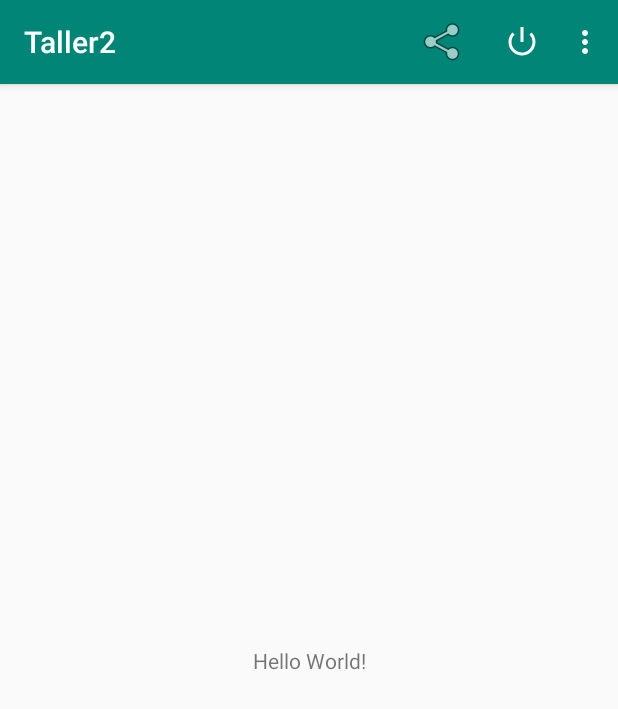
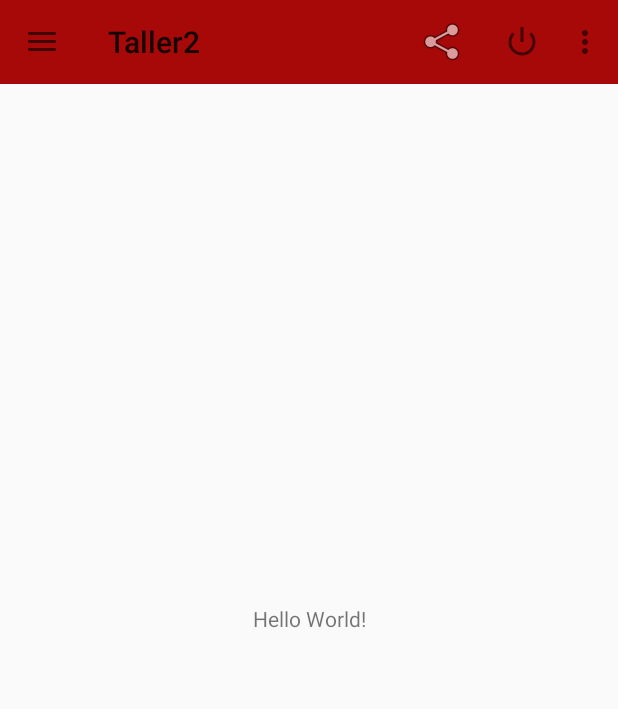
Before and after one commit to angelabalaguer/Taller-Android-Parte-2, an Android app: the screen it shows after launch (MainActivity), on a phone screen of 412 x 824 dp. Shown: the top 709 px of the screen. Run offline under Robolectric (Android 15) with nearby library versions, the phone set to English and light mode, and no system bars.

Commit message:
implementacion del Navigation Drawer

```diff
--- a/app/build.gradle
+++ b/app/build.gradle
@@ -26,4 +26,5 @@ dependencies {
     testImplementation 'junit:junit:4.12'
     androidTestImplementation 'androidx.test.ext:junit:1.1.1'
     androidTestImplementation 'androidx.test.espresso:espresso-core:3.2.0'
+    implementation 'com.google.android.material:material:1.0.0-rc01'
 }
--- a/app/src/main/java/com/example/taller2/MainActivity.java
+++ b/app/src/main/java/com/example/taller2/MainActivity.java
@@ -1,18 +1,83 @@
 package com.example.taller2;
 
+import androidx.appcompat.app.ActionBarDrawerToggle;
 import androidx.appcompat.app.AppCompatActivity;
+import androidx.appcompat.widget.Toolbar;
+import androidx.core.view.GravityCompat;
+import androidx.drawerlayout.widget.DrawerLayout;
 
 import android.content.Intent;
 import android.os.Bundle;
 import android.view.Menu;
 import android.view.MenuItem;
 
-public class MainActivity extends AppCompatActivity {
+import com.google.android.material.navigation.NavigationView;
+
+public class MainActivity extends AppCompatActivity implements NavigationView.OnNavigationItemSelectedListener {
 
     @Override
     protected void onCreate(Bundle savedInstanceState) {
         super.onCreate(savedInstanceState);
-        setContentView(R.layout.activity_main);
+        setContentView(R.layout.drawerlayout);
+        Toolbar toolbar = (Toolbar) findViewById(R.id.toolbar);
+        setSupportActionBar(toolbar);
+// Navigation Drawer
+        DrawerLayout drawer = (DrawerLayout) findViewById(
+                R.id.drawer_layout);
+        ActionBarDrawerToggle toggle = new ActionBarDrawerToggle(this,
+                drawer, toolbar, R.string.drawer_open, R.string.drawer_close);
+        drawer.addDrawerListener(toggle);
+        toggle.syncState();
+        NavigationView navigationView = (NavigationView) findViewById(
+                R.id.nav_view);
+        navigationView.setNavigationItemSelectedListener(this);
+    }
+
+    @SuppressWarnings("StatementWithEmptyBody")
+    @Override
+    public boolean onNavigationItemSelected(MenuItem item) {
+        switch (item.getItemId()) {
+            case R.id.nav_compartir:
+                Intent paramView;
+                paramView = new Intent("android.intent.action.SEND");
+                paramView.setType("text/plain");
+                paramView.putExtra("android.intent.extra.TEXT", "Descarga nuestra app de la PlayStore" +
+                        " \n" + "https://play.google.com/store/apps/details?id=app.product.demarktec.alo14_pasajero");
+                startActivity(Intent.createChooser(paramView, "Comparte Nuestro aplicativo"));
+                break;
+            case R.id.nav_salir:
+                finish();
+                break;
+            case R.id.nav_multimedia:
+                startActivity(new Intent(this, Multimedia.class));
+                break;
+            case R.id.nav_permisos:
+                startActivity(new Intent(this, Permisos.class));
+                break;
+            case R.id.nav_intenciones:
+                startActivity(new Intent(this, Intenciones.class));
+                break;
+            case R.id.nav_comunicacion:
+                startActivity(new Intent(this, Comunicacion1.class));
+                break;
+            default:
+                break;
+        }
+        DrawerLayout drawer = (DrawerLayout) findViewById(
+                R.id.drawer_layout);
+        drawer.closeDrawer(GravityCompat.START);
+        return true;
+    }
+
+    @Override
+    public void onBackPressed() {
+        DrawerLayout drawer = (DrawerLayout) findViewById(
+                R.id.drawer_layout);
+        if (drawer.isDrawerOpen(GravityCompat.START)) {
+            drawer.closeDrawer(GravityCompat.START);
+        } else {
+            super.onBackPressed();
+        }
     }
 
     @Override
--- a/app/src/main/res/layout/activity_main.xml
+++ b/app/src/main/res/layout/activity_main.xml
@@ -6,6 +6,13 @@
     android:layout_height="match_parent"
     tools:context=".MainActivity">
 
+    <androidx.appcompat.widget.Toolbar
+        android:id="@+id/toolbar"
+        android:layout_width="match_parent"
+        android:layout_height="wrap_content"
+        android:minHeight="?attr/actionBarSize"
+        android:background="#a70909"
+        tools:ignore="MissingConstraints" />
     <TextView
         android:layout_width="wrap_content"
         android:layout_height="wrap_content"
--- /dev/null
+++ b/app/src/main/res/layout/drawerlayout.xml
@@ -0,0 +1,22 @@
+<androidx.drawerlayout.widget.DrawerLayout
+    xmlns:android="http://schemas.android.com/apk/res/android"
+    xmlns:app="http://schemas.android.com/apk/res-auto"
+    android:id="@+id/drawer_layout"
+    android:layout_width="match_parent"
+    android:layout_height="match_parent"
+    android:fitsSystemWindows="true">
+    <!--El contenido de la actividad -->
+    <include
+        layout="@layout/activity_main"
+        android:layout_width="match_parent"
+        android:layout_height="match_parent" />
+    <!--El contenido del Navigation Drawer -->
+    <com.google.android.material.navigation.NavigationView
+        android:id="@+id/nav_view"
+        android:layout_width="wrap_content"
+        android:layout_height="match_parent"
+        android:layout_gravity="start"
+        android:fitsSystemWindows="true"
+        app:headerLayout="@layout/nav_header_main"
+        app:menu="@menu/menu2" />
+</androidx.drawerlayout.widget.DrawerLayout>
--- /dev/null
+++ b/app/src/main/res/menu/menu2.xml
@@ -0,0 +1,26 @@
+<menu xmlns:android="http://schemas.android.com/apk/res/android">
+    <group android:checkableBehavior="single">
+        <item android:id="@+id/nav_comunicacion"
+            android:icon="@android:drawable/ic_menu_gallery"
+            android:title="Comunicacion" />
+        <item android:id="@+id/nav_intenciones"
+            android:icon="@android:drawable/ic_menu_gallery"
+            android:title="Intenciones" />
+        <item android:id="@+id/nav_multimedia"
+            android:icon="@android:drawable/ic_menu_gallery"
+            android:title="Multimedia" />
+        <item android:id="@+id/nav_permisos"
+            android:icon="@android:drawable/ic_menu_gallery"
+            android:title="Permisos" />
+    </group>
+    <item android:title="Acciones adicionales">
+        <menu>
+            <item android:id="@+id/nav_compartir"
+                android:icon="@android:drawable/ic_menu_share"
+                android:title="Compartir" />
+            <item android:id="@+id/nav_salir"
+                android:icon="@android:drawable/ic_menu_manage"
+                android:title="Salir" />
+        </menu>
+    </item>
+</menu>
--- a/app/src/main/res/values/strings.xml
+++ b/app/src/main/res/values/strings.xml
@@ -1,3 +1,5 @@
 <resources>
     <string name="app_name">Taller2</string>
+    <string name="drawer_open">abrir</string>
+    <string name="drawer_close">salir</string>
 </resources>
--- a/app/src/main/res/values/styles.xml
+++ b/app/src/main/res/values/styles.xml
@@ -1,7 +1,7 @@
 <resources>
 
     <!-- Base application theme. -->
-    <style name="AppTheme" parent="Theme.AppCompat.Light.DarkActionBar">
+    <style name="AppTheme" parent="Theme.AppCompat.Light.NoActionBar">
         <!-- Customize your theme here. -->
         <item name="colorPrimary">@color/colorPrimary</item>
         <item name="colorPrimaryDark">@color/colorPrimaryDark</item>
```
Also changed, not shown: app/src/main/java/com/example/taller2/Permisos.java (+76 -6 lines), app/src/main/res/layout/nav_header_main.xml (added, +30 -0 lines).
